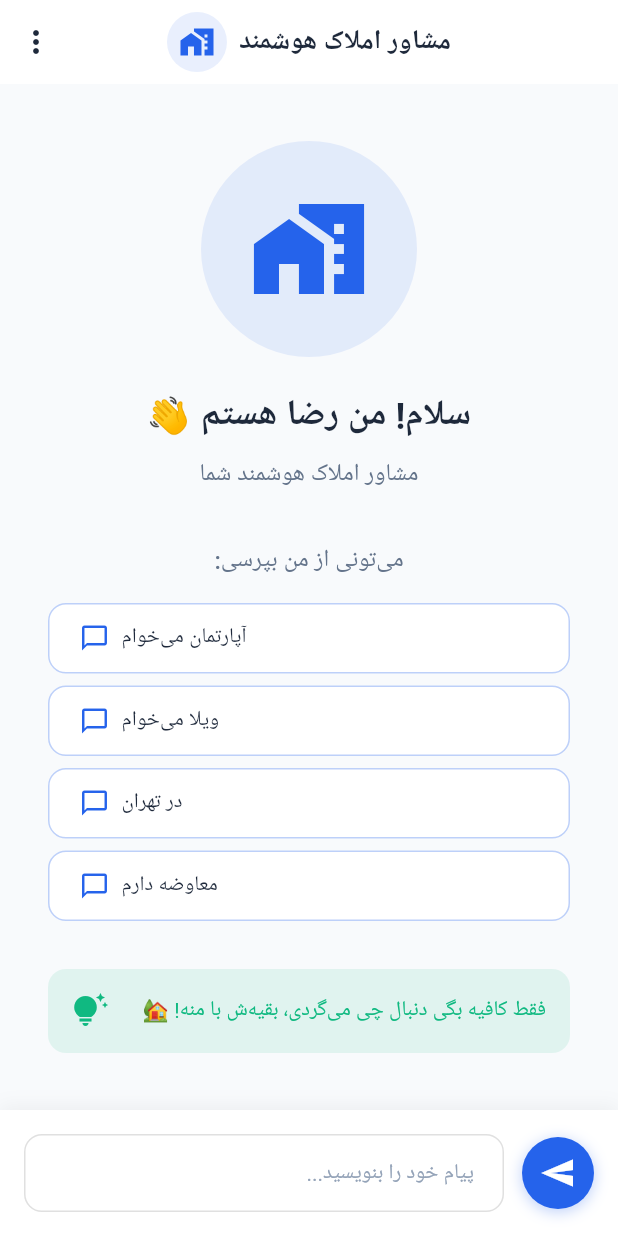
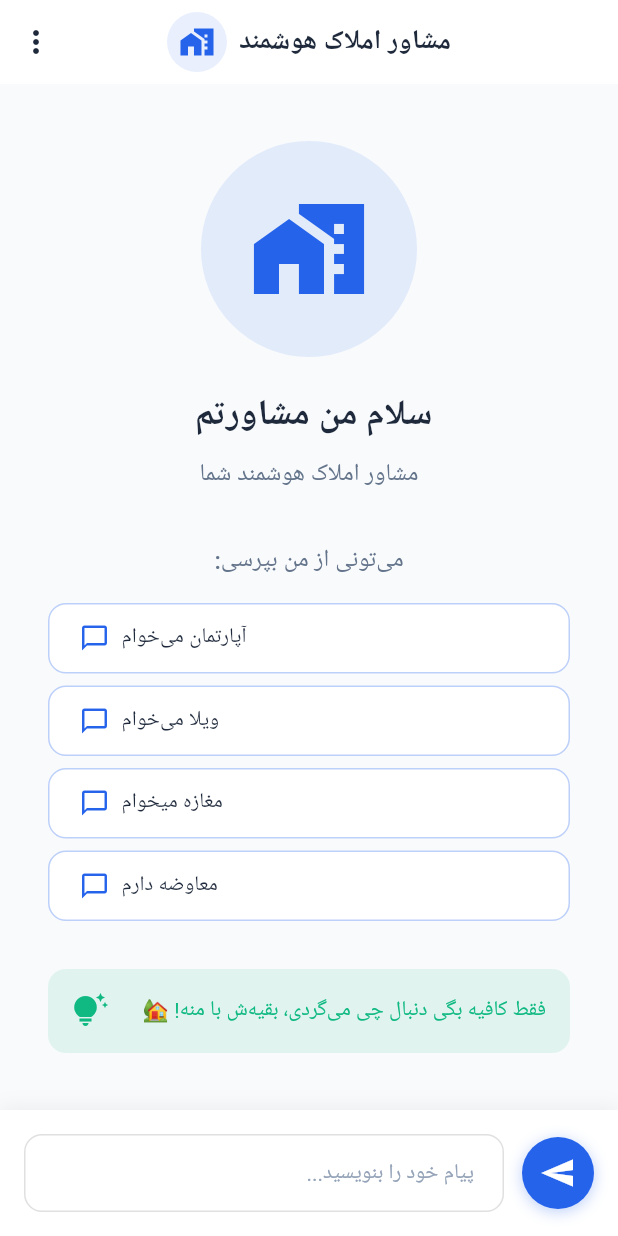
Before and after one commit to GodEye2004/agentic-real-state-platform, a Flutter app: the screen it shows after launch, after a tap on "بستن", on a phone screen of 412 x 824 dp. Run offline on Flutter 3.47's test engine with Material 3 defaults, Android fonts, the phone set to English and light mode, and no system bars; our stand-ins replace flutter_animate, google_fonts, shared_preferences, speech_to_text; network calls fail; Roboto replaces fonts that are missing (Vazirmatn).

Commit message:
just little fix

```diff
--- a/lib/config/theme.dart
+++ b/lib/config/theme.dart
@@ -178,7 +178,7 @@ class AppConstants {
   static const List<String> quickReplies = [
     'آپارتمان می‌خوام',
     'ویلا می‌خوام',
-    'در تهران',
+    'مغازه میخوام',
     'معاوضه دارم',
   ];
 
--- a/lib/widgets/chat/empty_chat_state.dart
+++ b/lib/widgets/chat/empty_chat_state.dart
@@ -29,7 +29,7 @@ class EmptyChatState extends StatelessWidget {
             ),
             const SizedBox(height: 24),
             Text(
-              'سلام! من رضا هستم 👋',
+              'سلام من مشاورتم ',
               textDirection: TextDirection.rtl,
               style: Theme.of(
                 context,
```
